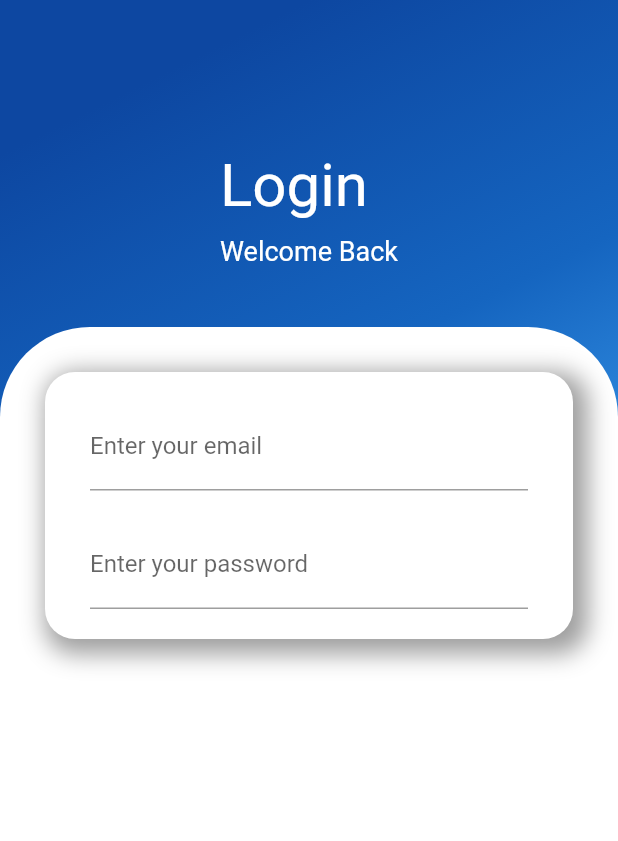
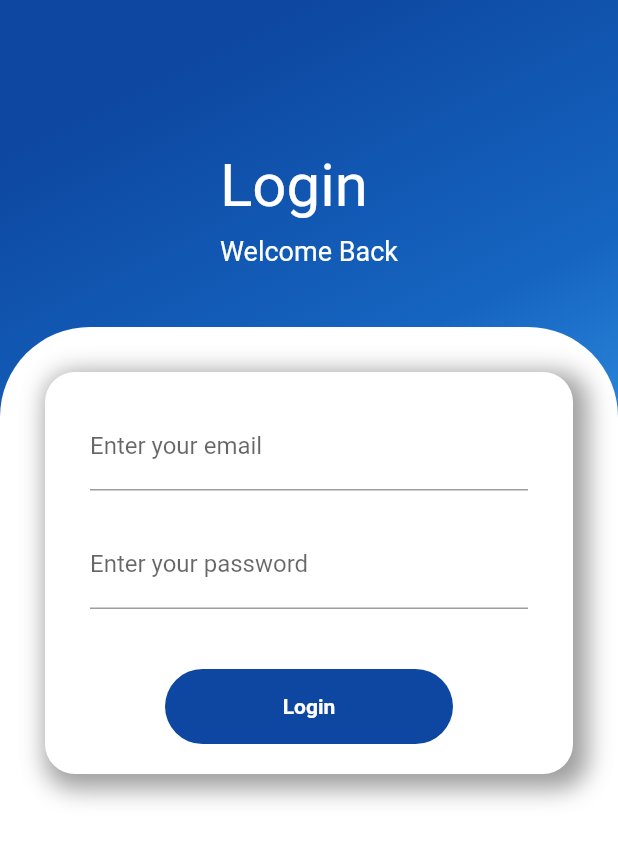
Before and after one commit to vijeth-simha/student-study-material-app, a Flutter app: the screen it shows after launch, on a phone screen of 412 x 824 dp. Shown: the top 841 px of the screen. Run offline on Flutter 3.47's test engine with Material 2 defaults, Android fonts, the phone set to English and light mode, and no system bars.

Commit message:
added buttons

```diff
--- a/lib/pages/login.dart
+++ b/lib/pages/login.dart
@@ -108,6 +108,25 @@ class _LoginState extends State<Login> {
                                       }
                                     },
                                   ),
+                                  const SizedBox(
+                                    height: 40,
+                                  ),
+                                  Container(
+                                    height: 50,
+                                    margin: const EdgeInsets.symmetric(
+                                        horizontal: 50),
+                                    decoration: BoxDecoration(
+                                        borderRadius: BorderRadius.circular(50),
+                                        color: Colors.blue[900]),
+                                    child: const Center(
+                                      child: Text(
+                                        "Login",
+                                        style: TextStyle(
+                                            color: Colors.white,
+                                            fontWeight: FontWeight.bold),
+                                      ),
+                                    ),
+                                  )
                                 ],
                               )),
                         ),
```
